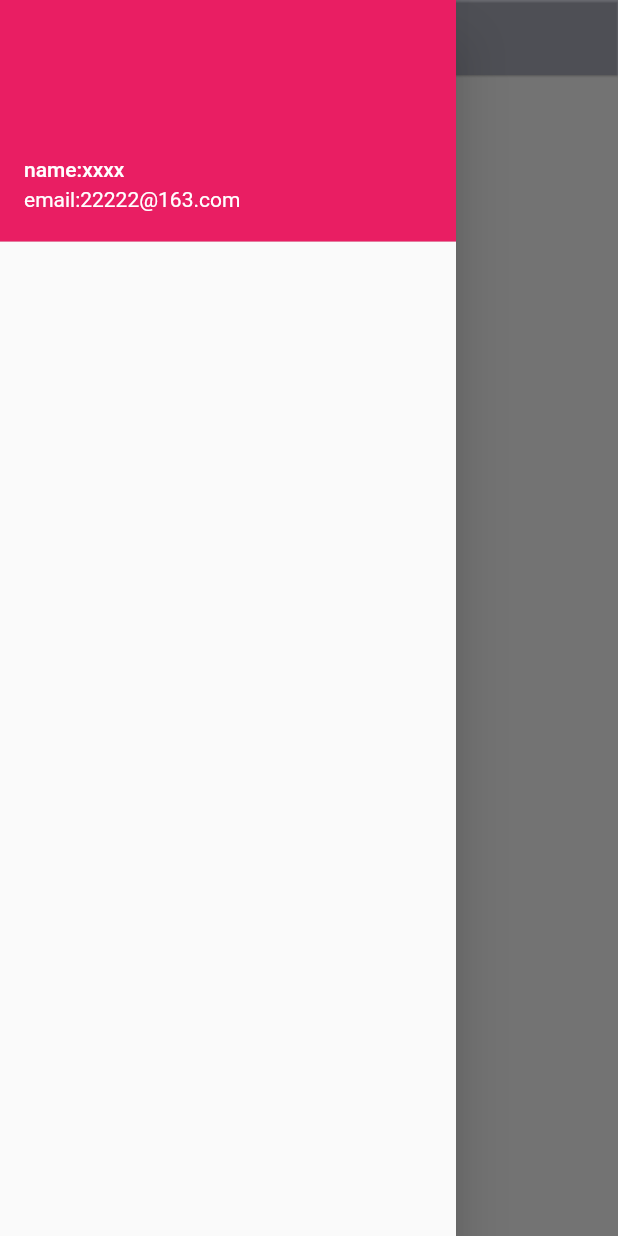
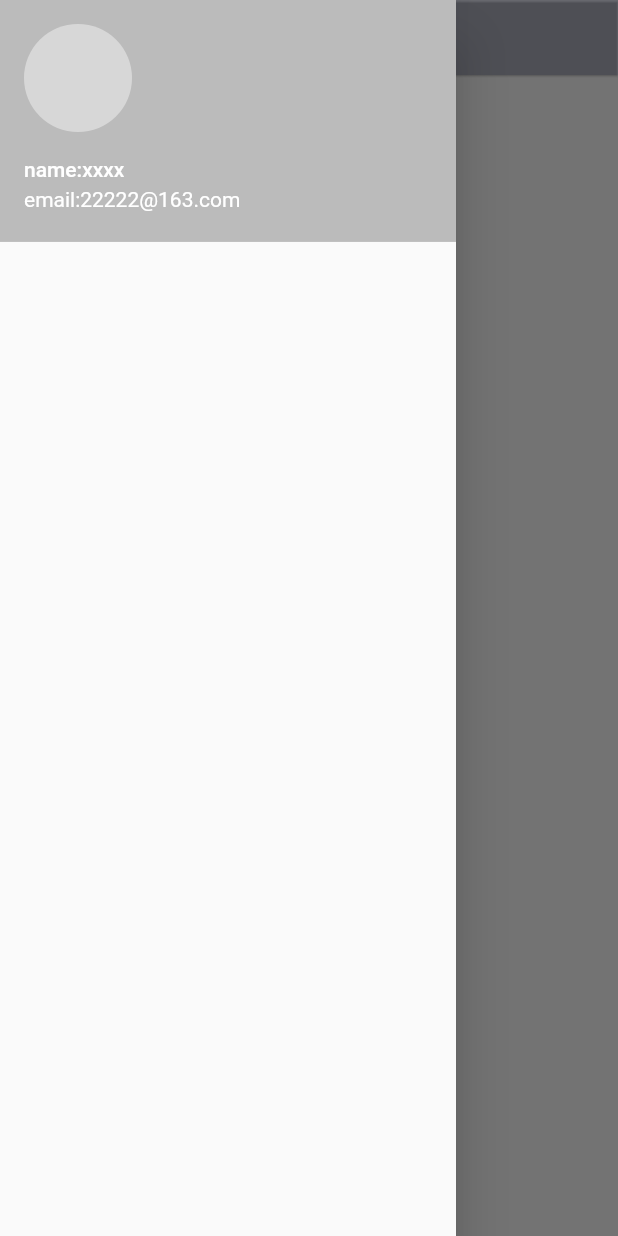
Before and after one commit to TNT-xioamo/flutte_music, a Flutter app: the screen it shows after launch, with the side drawer open, on a phone screen of 412 x 824 dp. Run offline on Flutter 3.47's test engine with Material 2 defaults, Android fonts, the phone set to English and light mode, and no system bars; our stand-ins replace dio.

Commit message:
UserAccountsDrawerHeader

```diff
--- a/lib/pages/home/home_drawer.dart
+++ b/lib/pages/home/home_drawer.dart
@@ -17,6 +17,13 @@ class _userPageContent extends State<StarkDrawer> {
           child: Stack(
             children: <Widget>[
               UserAccountsDrawerHeader(
+                decoration: BoxDecoration(color: Color.fromARGB(65, 1, 1, 1)),
+                // image: DecorationImage(
+                //     image: NetworkImage(""),
+                //     fit: BoxFit.cover)),
+                currentAccountPicture: CircleAvatar(
+                  backgroundColor: Color.fromARGB(106, 255, 255, 255),
+                ),
                 accountName: Text('name:xxxx'),
                 accountEmail: Text('email:22222@163.com'),
               ),
```
